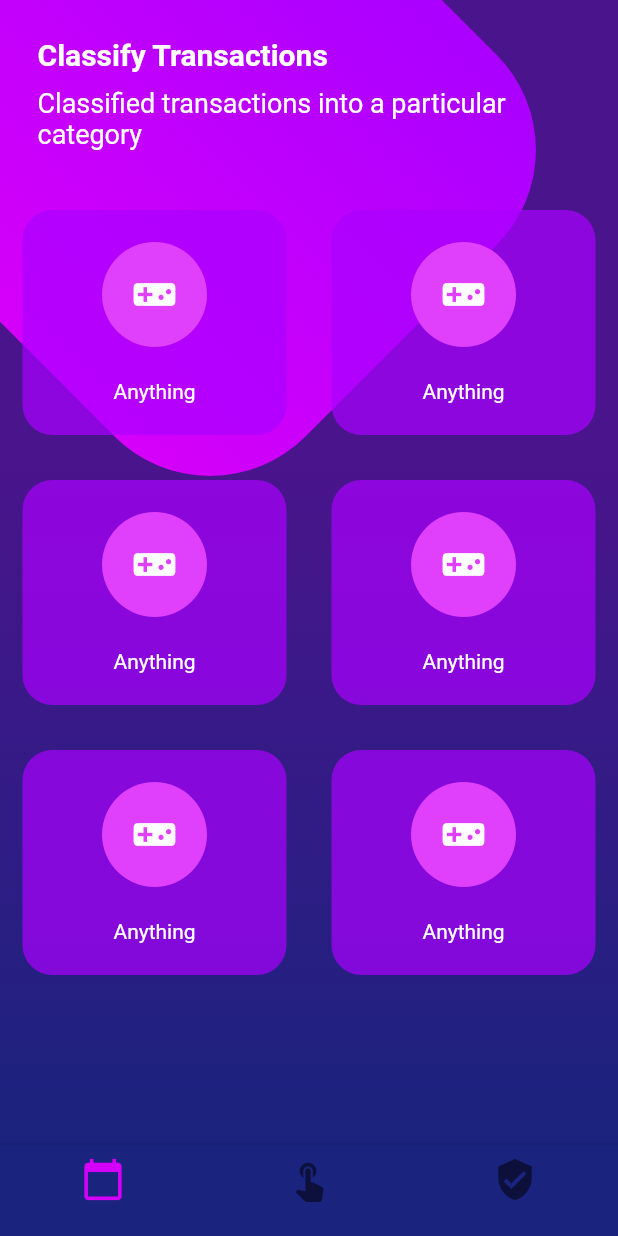
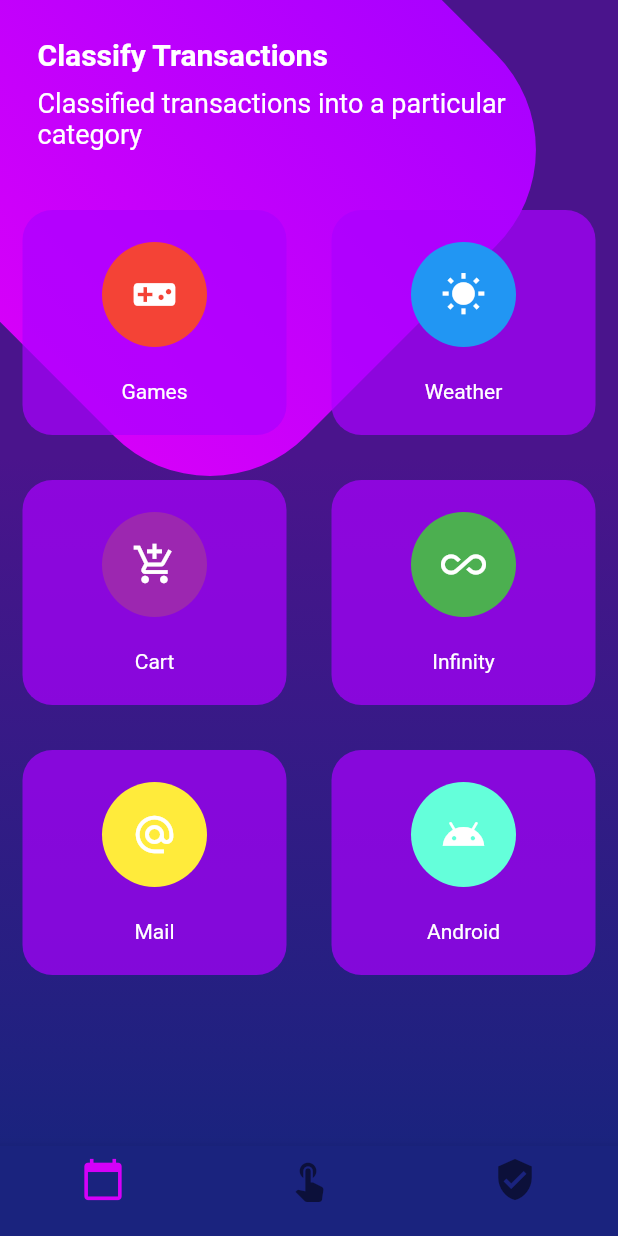
Before and after one commit to marcossevilla/designs, a Flutter app: the screen it shows after launch, on a phone screen of 412 x 824 dp. Run offline on Flutter 3.47's test engine with Material 2 defaults, Android fonts, the phone set to English and light mode, and no system bars.

Commit message:
finished buttons page

```diff
--- a/lib/src/pages/buttons_page.dart
+++ b/lib/src/pages/buttons_page.dart
@@ -134,22 +134,22 @@ class ButtonsPage extends StatelessWidget {
     return Table(
       children: [
         TableRow(children: [
-          _createRoundedButton(),
-          _createRoundedButton(),
+          _createRoundedButton(Colors.red, Icons.videogame_asset, 'Games'),
+          _createRoundedButton(Colors.blue, Icons.wb_sunny, 'Weather'),
         ]),
         TableRow(children: [
-          _createRoundedButton(),
-          _createRoundedButton(),
+          _createRoundedButton(Colors.purple, Icons.add_shopping_cart, 'Cart'),
+          _createRoundedButton(Colors.green, Icons.all_inclusive, 'Infinity'),
         ]),
         TableRow(children: [
-          _createRoundedButton(),
-          _createRoundedButton(),
+          _createRoundedButton(Colors.yellow, Icons.alternate_email, 'Mail'),
+          _createRoundedButton(Colors.tealAccent, Icons.android, 'Android'),
         ]),
       ],
     );
   }
 
-  Widget _createRoundedButton() {
+  Widget _createRoundedButton(Color color, IconData icon, String text) {
     return Container(
       height: 150.0,
       margin: EdgeInsets.all(15.0),
@@ -162,14 +162,14 @@ class ButtonsPage extends StatelessWidget {
         children: <Widget>[
           CircleAvatar(
             child: Icon(
-              Icons.videogame_asset,
+              icon,
               color: Colors.white,
               size: 30.0,
             ),
             radius: 35.0,
-            backgroundColor: Colors.purpleAccent,
+            backgroundColor: color,
           ),
-          Text('Anything', style: normalTextStyle),
+          Text(text, style: normalTextStyle),
         ],
       ),
     );
```
